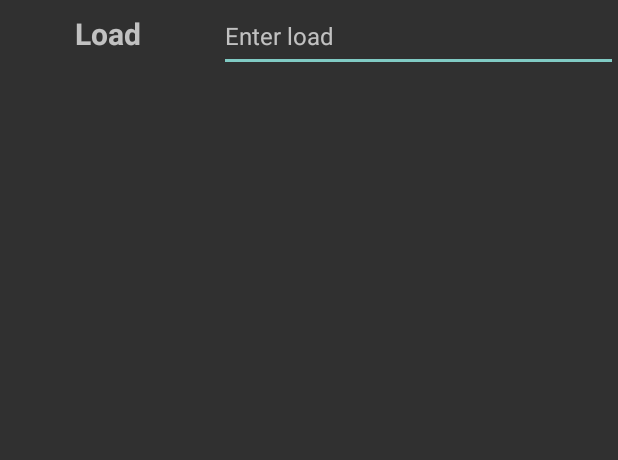
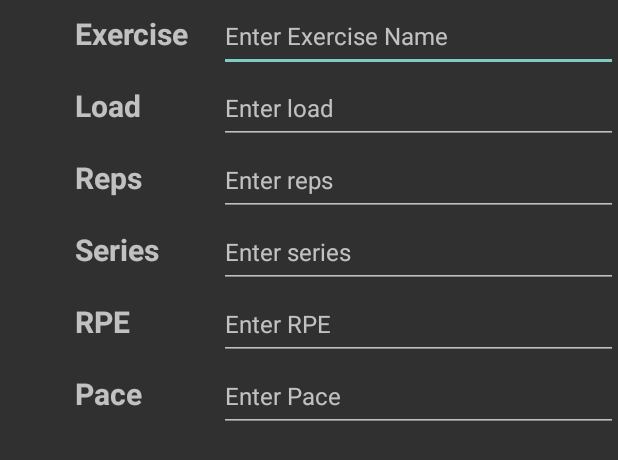
Before and after one commit to Macbak03/GymApp, an Android app built with Jetpack Compose: the layout routine_expandable_layout.xml on its own in the app's theme, with its tools: preview values and no code run, on a phone screen of 412 x 824 dp. Shown: the top 460 px of the screen. Run offline under Robolectric (Android 15) with nearby library versions, the phone set to English and light mode, and no system bars.

Commit message:
adding text in routine is working

```diff
--- a/app/src/main/java/com/example/gymapp/RoutineExpandableTitleLayout.kt
+++ b/app/src/main/java/com/example/gymapp/RoutineExpandableTitleLayout.kt
@@ -20,7 +20,6 @@ class RoutineExpandableTitleLayout (
                 0
             )
 
-            setExerciseText(customAttributesStyle.getString(R.styleable.RoutineExpandableTitleLayout_editTextExerciseText))
             customAttributesStyle.recycle()
         }
 
@@ -32,10 +31,10 @@ class RoutineExpandableTitleLayout (
                 0
             )
 
-            val exerciseEditText = findViewById<TextView>(R.id.textViewExercise)
+            val exerciseTextView = findViewById<TextView>(R.id.textViewExercise)
 
             try {
-                exerciseEditText.text = text
+                exerciseTextView.text = text
             } finally {
                 customAttributesStyle.recycle()
             }
--- a/app/src/main/java/com/example/gymapp/RoutineTableRowAdapter.kt
+++ b/app/src/main/java/com/example/gymapp/RoutineTableRowAdapter.kt
@@ -39,7 +39,7 @@ class RoutineExpandableListAdapter(
         }
         val routine = getChild(listPosition, expandedListPosition) as Routine
         val routineExpandableLayout = view as RoutineExpandableLayout?
-        routineExpandableLayout?.setRoutine(routine.load.toString())
+        routineExpandableLayout?.setRoutine(routine)
         return view
     }
 
--- /dev/null
+++ b/app/src/main/java/com/example/gymapp/model/PaceType.kt
@@ -0,0 +1,5 @@
+package com.example.gymapp.model
+
+enum class PaceType {
+    x
+}
--- a/app/src/main/java/com/example/gymapp/model/Routine.kt
+++ b/app/src/main/java/com/example/gymapp/model/Routine.kt
@@ -5,11 +5,12 @@ import kotlin.time.Duration
 
 
 data class Routine(
-    val exerciseName: String,
+    var exerciseName: String,
     //val progression: EnumSet<ProgressionType>,
     val pause: Duration,
     val load: Weight,
     val series: Int,
     val reps: Reps,
-    val rpe: Rpe
+    val rpe: Rpe,
+    val pace: Pace
     )
--- a/app/src/main/java/com/example/gymapp/model/Rpe.kt
+++ b/app/src/main/java/com/example/gymapp/model/Rpe.kt
@@ -3,4 +3,8 @@ package com.example.gymapp.model
 data class Rpe(
     val value: Int,
     val isRange: Boolean = false
-)
+) {
+    override fun toString(): String {
+        return value.toString()
+    }
+}
--- a/app/src/main/res/layout/routine_expandable_layout.xml
+++ b/app/src/main/res/layout/routine_expandable_layout.xml
@@ -5,15 +5,100 @@
     android:id="@+id/expandableLayout"
     android:layout_width="match_parent"
     android:layout_height="match_parent"
+    android:orientation="vertical">
+
+        <LinearLayout
+            android:layout_width="match_parent"
+            android:layout_height="wrap_content"
+            android:orientation="horizontal">
+
+                <TextView
+                    android:id="@+id/textViewExercise"
+                    style="@style/routine_text_view_item"
+                    android:text="@string/exercise" />
+
+                <EditText
+                    android:id="@+id/editTextExercise"
+                    style="@style/routine_edit_text_item"
+                    android:hint="@string/enter_exercise_name"/>
+        </LinearLayout>
+
+        <LinearLayout
+            android:layout_width="match_parent"
+            android:layout_height="wrap_content"
             android:orientation="horizontal">
 
                 <TextView
                     android:id="@+id/textViewLoad"
                     style="@style/routine_text_view_item"
-            android:text="Load"/>
+                    android:text="@string/load"/>
 
                 <EditText
                     android:id="@+id/editTextLoad"
                     style="@style/routine_edit_text_item"
-            android:hint="Enter load"/>
+                    android:hint="@string/enter_load"/>
         </LinearLayout>
+
+        <LinearLayout
+            android:layout_width="match_parent"
+            android:layout_height="wrap_content"
+            android:orientation="horizontal">
+
+                <TextView
+                    android:id="@+id/textViewReps"
+                    style="@style/routine_text_view_item"
+                    android:text="@string/reps"/>
+
+                <EditText
+                    android:id="@+id/editTextReps"
+                    style="@style/routine_edit_text_item"
+                    android:hint="@string/enter_reps"/>
+        </LinearLayout>
+
+        <LinearLayout
+            android:layout_width="match_parent"
+            android:layout_height="wrap_content"
+            android:orientation="horizontal">
+
+                <TextView
+                    android:id="@+id/textViewSeries"
+                    style="@style/routine_text_view_item"
+                    android:text="@string/series"/>
+
+                <EditText
+                    android:id="@+id/editTextSeries"
+                    style="@style/routine_edit_text_item"
+                    android:hint="@string/enter_series"/>
+        </LinearLayout>
+
+        <LinearLayout
+            android:layout_width="match_parent"
+            android:layout_height="wrap_content"
+            android:orientation="horizontal">
+
+                <TextView
+                    android:id="@+id/textViewRpe"
+                    style="@style/routine_text_view_item"
+                    android:text="@string/rpe"/>
+
+                <EditText
+                    android:id="@+id/editTextRpe"
+                    style="@style/routine_edit_text_item"
+                    android:hint="@string/enter_rpe"/>
+        </LinearLayout>
+        <LinearLayout
+            android:layout_width="match_parent"
+            android:layout_height="wrap_content"
+            android:orientation="horizontal">
+
+                <TextView
+                    android:id="@+id/textViewPace"
+                    style="@style/routine_text_view_item"
+                    android:text="@string/pace"/>
+
+                <EditText
+                    android:id="@+id/editTextPace"
+                    style="@style/routine_edit_text_item"
+                    android:hint="@string/enter_pace"/>
+        </LinearLayout>
+</LinearLayout>
--- a/app/src/main/res/layout/routine_expandable_title_layout.xml
+++ b/app/src/main/res/layout/routine_expandable_title_layout.xml
@@ -14,7 +14,7 @@
         android:layout_width="match_parent"
         android:layout_height="wrap_content"
         android:paddingStart="?android:attr/expandableListPreferredItemPaddingLeft"
-        android:text="Exercise name"
+        android:text="@string/exercise_name"
         android:textSize="22sp"
         android:textStyle="bold"
         tools:ignore="RtlSymmetry" />
--- a/app/src/main/res/values/attrs.xml
+++ b/app/src/main/res/values/attrs.xml
@@ -1,10 +1,14 @@
 <?xml version="1.0" encoding="utf-8"?>
 <resources>
     <declare-styleable name="RoutineExpandableLayout">
+        <attr name="editTextExerciseText" format="string"/>
         <attr name="editTextLoadText" format="string"/>
+        <attr name="editTextRepsText" format="string"/>
+        <attr name="editTextSeriesText" format="string"/>
+        <attr name="editTextRpeText" format="string"/>
+        <attr name="editTextPaceText" format="string"/>
     </declare-styleable>
 
     <declare-styleable name="RoutineExpandableTitleLayout">
-        <attr name="editTextExerciseText" format="string"/>
     </declare-styleable>
 </resources>
--- a/app/src/main/res/values/strings.xml
+++ b/app/src/main/res/values/strings.xml
@@ -7,4 +7,12 @@
     <string name="progression">Progression</string>
     <string name="exercise">Exercise</string>
     <string name="rpe">RPE</string>
+    <string name="enter_exercise_name">Enter Exercise Name</string>
+    <string name="enter_load">Enter load</string>
+    <string name="enter_reps">Enter reps</string>
+    <string name="enter_series">Enter series</string>
+    <string name="enter_rpe">Enter RPE</string>
+    <string name="pace">Pace</string>
+    <string name="enter_pace">Enter Pace</string>
+    <string name="exercise_name">Exercise name</string>
 </resources>
```
Also changed, not shown: app/src/main/java/com/example/gymapp/CreateRoutineActivity.kt (+7 -22 lines), app/src/main/java/com/example/gymapp/RoutineExpandableLayout.kt (+39 -4 lines), app/src/main/java/com/example/gymapp/model/Pace.kt (added, +12 -0 lines), app/src/main/java/com/example/gymapp/model/Reps.kt (+10 -0 lines). Lines whose indentation alone changed are shown as unchanged.
